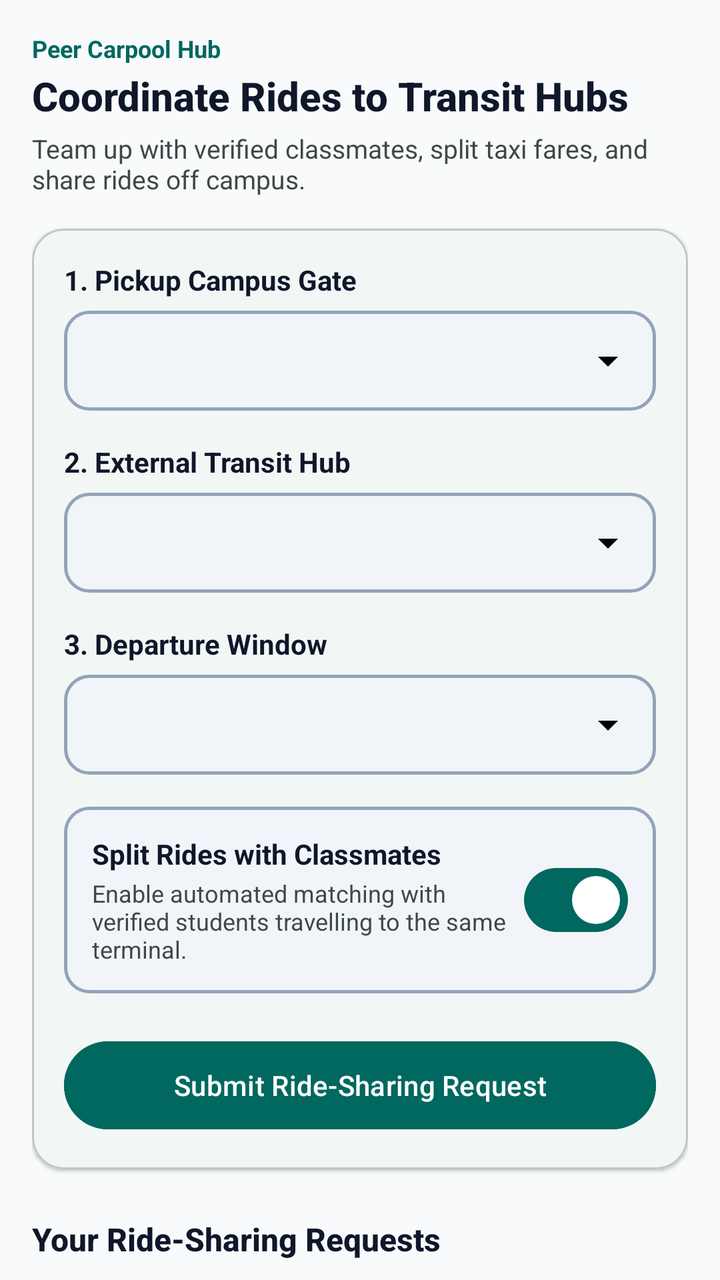
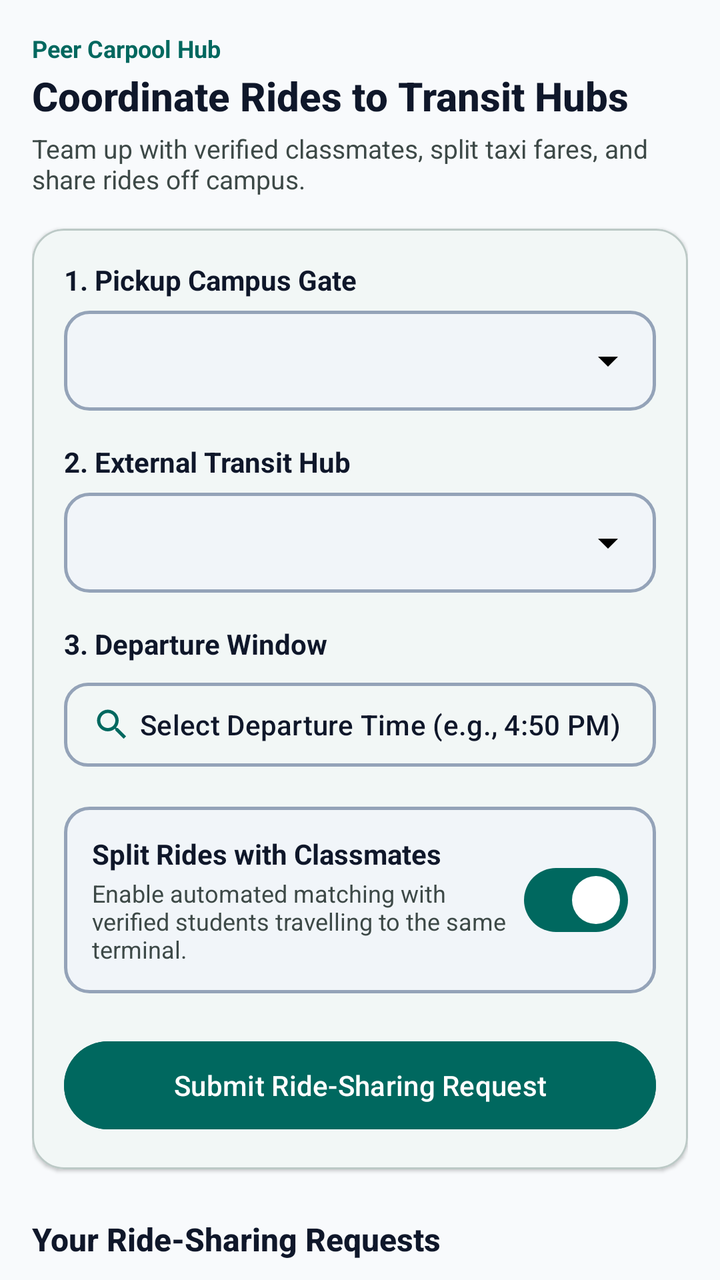

An Android layout rendered at two revisions. The XML below is the earlier revision; the diff shows what the commit changed to produce the second picture.
<!-- AndroidManifest.xml: application theme Theme.CampusRide -->
<!-- res/layout/fragment_ride_share.xml -->
<?xml version="1.0" encoding="utf-8"?>
<androidx.core.widget.NestedScrollView xmlns:android="http://schemas.android.com/apk/res/android"
    xmlns:app="http://schemas.android.com/apk/res-auto"
    android:layout_width="match_parent"
    android:layout_height="match_parent"
    android:background="@color/background"
    android:fillViewport="true">

    <LinearLayout
        android:layout_width="match_parent"
        android:layout_height="wrap_content"
        android:orientation="vertical"
        android:padding="16dp">

        
        <TextView
            android:layout_width="wrap_content"
            android:layout_height="wrap_content"
            android:text="@string/peer_carpool_hub"
            android:textColor="@color/primary"
            android:textSize="12sp"
            android:textStyle="bold" />

        <TextView
            android:layout_width="wrap_content"
            android:layout_height="wrap_content"
            android:layout_marginTop="2dp"
            android:fontFamily="sans-serif-medium"
            android:text="@string/coordinate_rides_title"
            android:textColor="@color/on_surface"
            android:textSize="20sp"
            android:textStyle="bold" />

        <TextView
            android:layout_width="wrap_content"
            android:layout_height="wrap_content"
            android:layout_marginTop="4dp"
            android:text="@string/coordinate_rides_subtitle"
            android:textColor="@color/on_surface_variant"
            android:textSize="13sp" />

        
        <com.google.android.material.card.MaterialCardView
            android:layout_width="match_parent"
            android:layout_height="wrap_content"
            android:layout_marginTop="16dp"
            app:cardBackgroundColor="@color/surface"
            app:cardCornerRadius="16dp"
            app:cardElevation="1dp"
            app:strokeColor="@color/outline_variant"
            app:strokeWidth="1dp">

            <LinearLayout
                android:layout_width="match_parent"
                android:layout_height="wrap_content"
                android:orientation="vertical"
                android:padding="16dp">

                
                <TextView
                    android:layout_width="wrap_content"
                    android:layout_height="wrap_content"
                    android:text="@string/pickup_gate_label"
                    android:textColor="@color/on_surface"
                    android:textSize="14sp"
                    android:textStyle="bold" />

                <Spinner
                    android:id="@+id/spPickupGate"
                    android:layout_width="match_parent"
                    android:layout_height="50dp"
                    android:layout_marginTop="6dp"
                    android:background="@drawable/bg_spinner"
                    android:popupBackground="@color/surface"
                    android:spinnerMode="dropdown" />

                
                <TextView
                    android:layout_width="wrap_content"
                    android:layout_height="wrap_content"
                    android:layout_marginTop="16dp"
                    android:text="@string/destination_hub_label"
                    android:textColor="@color/on_surface"
                    android:textSize="14sp"
                    android:textStyle="bold" />

                <Spinner
                    android:id="@+id/spDestinationHub"
                    android:layout_width="match_parent"
                    android:layout_height="50dp"
                    android:layout_marginTop="6dp"
                    android:background="@drawable/bg_spinner"
                    android:popupBackground="@color/surface"
                    android:spinnerMode="dropdown" />

                
                <TextView
                    android:layout_width="wrap_content"
                    android:layout_height="wrap_content"
                    android:layout_marginTop="16dp"
                    android:text="@string/departure_slot_label"
                    android:textColor="@color/on_surface"
                    android:textSize="14sp"
                    android:textStyle="bold" />

                <Spinner
                    android:id="@+id/spDepartureSlot"
                    android:layout_width="match_parent"
                    android:layout_height="50dp"
                    android:layout_marginTop="6dp"
                    android:background="@drawable/bg_spinner"
                    android:popupBackground="@color/surface"
                    android:spinnerMode="dropdown" />

                
                <LinearLayout
                    android:layout_width="match_parent"
                    android:layout_height="wrap_content"
                    android:layout_marginTop="16dp"
                    android:background="@drawable/bg_input_field"
                    android:gravity="center_vertical"
                    android:orientation="horizontal"
                    android:padding="14dp">

                    <LinearLayout
                        android:layout_width="0dp"
                        android:layout_height="wrap_content"
                        android:layout_weight="1"
                        android:orientation="vertical">

                        <TextView
                            android:layout_width="wrap_content"
                            android:layout_height="wrap_content"
                            android:text="@string/share_toggle_label"
                            android:textColor="@color/on_surface"
                            android:textSize="14sp"
                            android:textStyle="bold" />

                        <TextView
                            android:layout_width="wrap_content"
                            android:layout_height="wrap_content"
                            android:layout_marginTop="2dp"
                            android:text="@string/share_toggle_desc"
                            android:textColor="@color/on_surface_variant"
                            android:textSize="12sp" />
                    </LinearLayout>

                    <com.google.android.material.materialswitch.MaterialSwitch
                        android:id="@+id/switchWillingToShare"
                        android:layout_width="wrap_content"
                        android:layout_height="wrap_content"
                        android:checked="true"
                        app:thumbTint="@color/white"
                        app:trackTint="@color/primary" />
                </LinearLayout>

                
                <com.google.android.material.button.MaterialButton
                    android:id="@+id/btnSubmitRequest"
                    android:layout_width="match_parent"
                    android:layout_height="52dp"
                    android:layout_marginTop="20dp"
                    android:backgroundTint="@color/primary"
                    android:text="@string/submit_ride_request"
                    android:textColor="@color/on_primary"
                    android:textSize="14sp"
                    app:cornerRadius="26dp" />

            </LinearLayout>
        </com.google.android.material.card.MaterialCardView>

        
        <TextView
            android:layout_width="wrap_content"
            android:layout_height="wrap_content"
            android:layout_marginTop="24dp"
            android:layout_marginBottom="12dp"
            android:fontFamily="sans-serif-medium"
            android:text="Your Ride-Sharing Requests"
            android:textColor="@color/on_surface"
            android:textSize="16sp"
            android:textStyle="bold" />

        <androidx.recyclerview.widget.RecyclerView
            android:id="@+id/rvRideRequests"
            android:layout_width="match_parent"
            android:layout_height="wrap_content"
            android:nestedScrollingEnabled="false" />

    </LinearLayout>
</androidx.core.widget.NestedScrollView>
<!-- resources referenced by this layout -->
<resources>
  <color name="background">#F8FAFC</color>
  <color name="on_primary">#FFFFFF</color>
  <color name="on_surface">#0F172A</color>
  <color name="on_surface_variant">#3D4947</color>
  <color name="outline_variant">#BCC9C6</color>
  <color name="primary">#00685F</color>
  <color name="surface">#FFFFFF</color>
  <color name="white">#FFFFFFFF</color>
  <!-- drawable bg_input_field (drawable) -->
  <?xml version="1.0" encoding="utf-8"?>
  <shape xmlns:android="http://schemas.android.com/apk/res/android"
      android:shape="rectangle">
      <solid android:color="@color/input_bg" />
      <stroke
          android:width="1.5dp"
          android:color="@color/input_border" />
      <corners android:radius="12dp" />
  </shape>
  <!-- drawable bg_spinner (drawable) -->
  <?xml version="1.0" encoding="utf-8"?>
  <layer-list xmlns:android="http://schemas.android.com/apk/res/android">
      <item>
          <shape android:shape="rectangle">
              <solid android:color="@color/input_bg" />
              <stroke
                  android:width="1.5dp"
                  android:color="@color/input_border" />
              <corners android:radius="12dp" />
          </shape>
      </item>
      <item
          android:width="24dp"
          android:height="24dp"
          android:gravity="end|center_vertical"
          android:end="12dp"
          android:drawable="@drawable/ic_arrow_drop_down" />
  </layer-list>
  <string name="coordinate_rides_subtitle">Team up with verified classmates, split taxi fares, and share rides off campus.</string>
  <string name="coordinate_rides_title">Coordinate Rides to Transit Hubs</string>
  <string name="departure_slot_label">3. Departure Window</string>
  <string name="destination_hub_label">2. External Transit Hub</string>
  <string name="peer_carpool_hub">Peer Carpool Hub</string>
  <string name="pickup_gate_label">1. Pickup Campus Gate</string>
  <string name="share_toggle_desc">Enable automated matching with verified students travelling to the same terminal.</string>
  <string name="share_toggle_label">Split Rides with Classmates</string>
  <string name="submit_ride_request">Submit Ride-Sharing Request</string>
  <style name="Theme.CampusRide" parent="Base.Theme.CampusRide" />
  <color name="input_bg">#F1F5F9</color>
  <color name="input_border">#94A3B8</color>
  <!-- drawable ic_arrow_drop_down (drawable) -->
  <vector xmlns:android="http://schemas.android.com/apk/res/android"
      android:width="24dp"
      android:height="24dp"
      android:viewportWidth="24"
      android:viewportHeight="24">
    <path
        android:fillColor="#FF000000"
        android:pathData="M7,10l5,5 5,-5z"/>
  </vector>
  <color name="primary_container">#CCFBF1</color>
  <color name="on_primary_container">#00201D</color>
  <color name="secondary">#006A63</color>
  <color name="on_secondary">#FFFFFF</color>
  <color name="secondary_container">#99EFE5</color>
  <color name="on_secondary_container">#006F67</color>
  <color name="outline">#6D7A77</color>
  <!-- unchanged entries left out for length: 1 -->
</resources>

<!-- the commit's change to res/layout/fragment_ride_share.xml (unified diff, before → after) -->
@@ -103,14 +103,24 @@
                     android:textSize="14sp"
                     android:textStyle="bold" />
 
-                <Spinner
-                    android:id="@+id/spDepartureSlot"
+                <com.google.android.material.button.MaterialButton
+                    android:id="@+id/btnSelectDepartureTime"
+                    style="@style/Widget.Material3.Button.OutlinedButton"
                     android:layout_width="match_parent"
                     android:layout_height="50dp"
                     android:layout_marginTop="6dp"
-                    android:background="@drawable/bg_spinner"
-                    android:popupBackground="@color/surface"
-                    android:spinnerMode="dropdown" />
+                    android:gravity="start|center_vertical"
+                    android:paddingHorizontal="14dp"
+                    android:text="Select Departure Time (e.g., 4:50 PM)"
+                    android:textColor="@color/on_surface"
+                    android:textSize="14sp"
+                    app:cornerRadius="12dp"
+                    app:icon="@drawable/ic_search"
+                    app:iconGravity="start"
+                    app:iconSize="20dp"
+                    app:iconTint="@color/primary"
+                    app:strokeColor="@color/input_border"
+                    app:strokeWidth="1.5dp" />
 
                 
                 <LinearLayout
<!-- resource entries referenced after the edit -->
@@ -37,6 +37,16 @@
           android:end="12dp"
           android:drawable="@drawable/ic_arrow_drop_down" />
   </layer-list>
+  <!-- drawable ic_search (drawable) -->
+  <vector xmlns:android="http://schemas.android.com/apk/res/android"
+      android:width="24dp"
+      android:height="24dp"
+      android:viewportWidth="24"
+      android:viewportHeight="24">
+    <path
+        android:fillColor="#FF000000"
+        android:pathData="M15.5,14h-0.79l-0.28,-0.27C15.41,12.59 16,11.11 16,9.5 16,5.91 13.09,3 9.5,3S3,5.91 3,9.5 5.91,16 9.5,16c1.61,0 3.09,-0.59 4.23,-1.57l0.27,0.28v0.79l5,4.99L20.49,19l-4.99,-5zM9.5,14C7.01,14 5,11.99 5,9.5S7.01,5 9.5,5 14,7.01 14,9.5 11.99,14 9.5,14z"/>
+  </vector>
   <string name="coordinate_rides_subtitle">Team up with verified classmates, split taxi fares, and share rides off campus.</string>
   <string name="coordinate_rides_title">Coordinate Rides to Transit Hubs</string>
   <string name="departure_slot_label">3. Departure Window</string>
